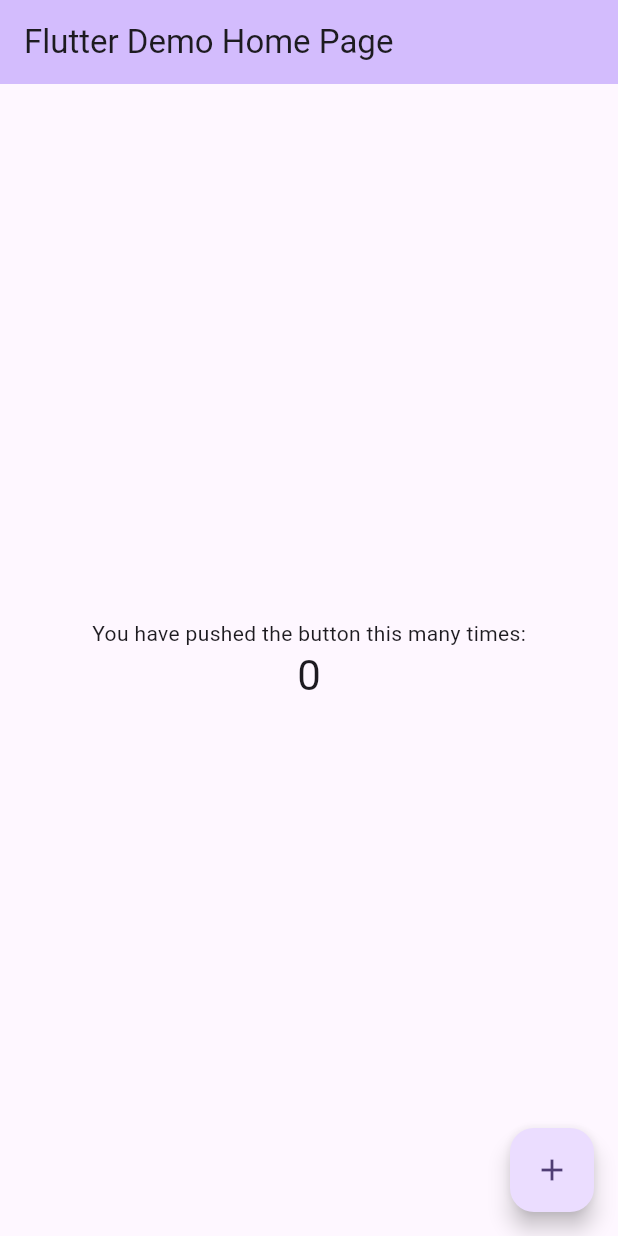
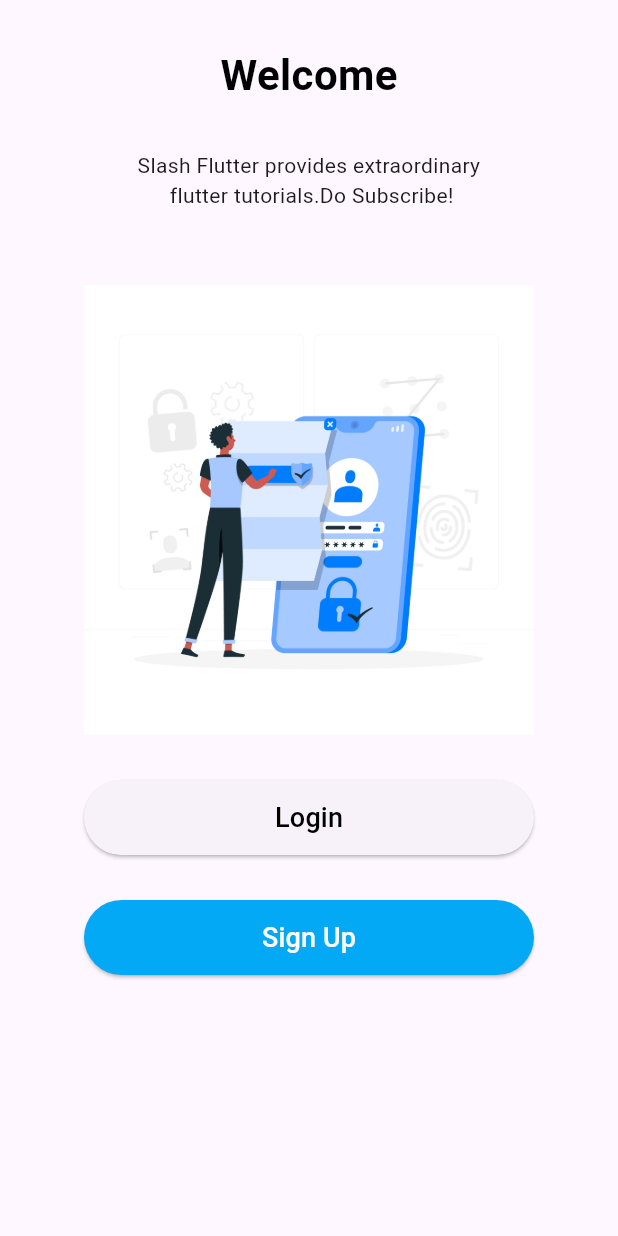
Before and after one commit to sinanrhmn/loginreg, a Flutter app: the screen it shows after launch, on a phone screen of 412 x 824 dp. Run offline on Flutter 3.47's test engine with Material 3 defaults, Android fonts, the phone set to English and light mode, and no system bars.

```diff
--- a/lib/main.dart
+++ b/lib/main.dart
@@ -1,125 +1,21 @@
 import 'package:flutter/material.dart';
+import 'package:untitled4/welcome.dart';
 
 void main() {
   runApp(const MyApp());
 }
+class MyApp extends StatefulWidget {
+  const MyApp({Key? key}) : super(key: key);
 
-class MyApp extends StatelessWidget {
-  const MyApp({super.key});
+  @override
+  State<MyApp> createState() => _MyAppState();
+}
 
-  // This widget is the root of your application.
+class _MyAppState extends State<MyApp> {
   @override
   Widget build(BuildContext context) {
     return MaterialApp(
-      title: 'Flutter Demo',
-      theme: ThemeData(
-        // This is the theme of your application.
-        //
-        // TRY THIS: Try running your application with "flutter run". You'll see
-        // the application has a purple toolbar. Then, without quitting the app,
-        // try changing the seedColor in the colorScheme below to Colors.green
-        // and then invoke "hot reload" (save your changes or press the "hot
-        // reload" button in a Flutter-supported IDE, or press "r" if you used
-        // the command line to start the app).
-        //
-        // Notice that the counter didn't reset back to zero; the application
-        // state is not lost during the reload. To reset the state, use hot
-        // restart instead.
-        //
-        // This works for code too, not just values: Most code changes can be
-        // tested with just a hot reload.
-        colorScheme: ColorScheme.fromSeed(seedColor: Colors.deepPurple),
-        useMaterial3: true,
-      ),
-      home: const MyHomePage(title: 'Flutter Demo Home Page'),
+      home: Welcome(),
     );
   }
 }
-
-class MyHomePage extends StatefulWidget {
-  const MyHomePage({super.key, required this.title});
-
-  // This widget is the home page of your application. It is stateful, meaning
-  // that it has a State object (defined below) that contains fields that affect
-  // how it looks.
-
-  // This class is the configuration for the state. It holds the values (in this
-  // case the title) provided by the parent (in this case the App widget) and
-  // used by the build method of the State. Fields in a Widget subclass are
-  // always marked "final".
-
-  final String title;
-
-  @override
-  State<MyHomePage> createState() => _MyHomePageState();
-}
-
-class _MyHomePageState extends State<MyHomePage> {
-  int _counter = 0;
-
-  void _incrementCounter() {
-    setState(() {
-      // This call to setState tells the Flutter framework that something has
-      // changed in this State, which causes it to rerun the build method below
-      // so that the display can reflect the updated values. If we changed
-      // _counter without calling setState(), then the build method would not be
-      // called again, and so nothing would appear to happen.
-      _counter++;
-    });
-  }
-
-  @override
-  Widget build(BuildContext context) {
-    // This method is rerun every time setState is called, for instance as done
-    // by the _incrementCounter method above.
-    //
-    // The Flutter framework has been optimized to make rerunning build methods
-    // fast, so that you can just rebuild anything that needs updating rather
-    // than having to individually change instances of widgets.
-    return Scaffold(
-      appBar: AppBar(
-        // TRY THIS: Try changing the color here to a specific color (to
-        // Colors.amber, perhaps?) and trigger a hot reload to see the AppBar
-        // change color while the other colors stay the same.
-        backgroundColor: Theme.of(context).colorScheme.inversePrimary,
-        // Here we take the value from the MyHomePage object that was created by
-        // the App.build method, and use it to set our appbar title.
-        title: Text(widget.title),
-      ),
-      body: Center(
-        // Center is a layout widget. It takes a single child and positions it
-        // in the middle of the parent.
-        child: Column(
-          // Column is also a layout widget. It takes a list of children and
-          // arranges them vertically. By default, it sizes itself to fit its
-          // children horizontally, and tries to be as tall as its parent.
-          //
-          // Column has various properties to control how it sizes itself and
-          // how it positions its children. Here we use mainAxisAlignment to
-          // center the children vertically; the main axis here is the vertical
-          // axis because Columns are vertical (the cross axis would be
-          // horizontal).
-          //
-          // TRY THIS: Invoke "debug painting" (choose the "Toggle Debug Paint"
-          // action in the IDE, or press "p" in the console), to see the
-          // wireframe for each widget.
-          mainAxisAlignment: MainAxisAlignment.center,
-          children: <Widget>[
-            const Text(
-              'You have pushed the button this many times:',
-            ),
-            Text(
-              '$_counter',
-              style: Theme.of(context).textTheme.headlineMedium,
-            ),
-          ],
-        ),
-      ),
-      floatingActionButton: FloatingActionButton(
-        onPressed: _incrementCounter,
-        tooltip: 'Increment',
-        child: const Icon(Icons.add),
-      ), // This trailing comma makes auto-formatting nicer for build methods.
-    );
-  }
-}
--- /dev/null
+++ b/lib/welcome.dart
@@ -0,0 +1,82 @@
+import 'package:flutter/material.dart';
+import 'package:untitled4/login.dart';
+import 'package:untitled4/signup.dart';
+
+class Welcome extends StatefulWidget {
+  const Welcome({Key? key}) : super(key: key);
+
+  @override
+  State<Welcome> createState() => _WelcomeState();
+}
+
+class _WelcomeState extends State<Welcome> {
+  @override
+  Widget build(BuildContext context) {
+    return Scaffold(
+      body: Center(
+        child: Column(
+          children: [
+            SizedBox(height: 30),
+            Text(
+              "Welcome",
+              style: TextStyle(
+                  color: Colors.black,
+                  fontWeight: FontWeight.bold,
+                  fontSize: 28),
+            ),
+            SizedBox(
+              height: 30,
+            ),
+            Text(
+              "Slash Flutter provides extraordinary\n flutter tutorials.Do Subscribe!",
+              textAlign: TextAlign.center,
+            ),
+            SizedBox(
+              height: 50,
+            ),
+            Container(
+                height: 300, width: 300, child: Image.asset('images/1.jpg')),
+            SizedBox(
+              height: 30,
+            ),
+            Container(
+                height: 50,
+                width: 300,
+                child: ElevatedButton(
+                    onPressed: () {
+                      Navigator.push(
+                          context,
+                          MaterialPageRoute(
+                            builder: (context) => Login(),
+                          ));
+                    },
+                    child: Text(
+                      'Login',
+                      style: TextStyle(color: Colors.black, fontSize: 18),
+                    ))),
+            SizedBox(
+              height: 30,
+            ),
+            Container(
+                height: 50,
+                width: 300,
+                child: ElevatedButton(
+                    style: ElevatedButton.styleFrom(
+                        backgroundColor: Colors.lightBlue),
+                    onPressed: () {
+                      Navigator.push(
+                          context,
+                          MaterialPageRoute(
+                            builder: (context) => Signup(),
+                          ));
+                    },
+                    child: Text(
+                      'Sign Up',
+                      style: TextStyle(color: Colors.white, fontSize: 18),
+                    ))),
+          ],
+        ),
+      ),
+    );
+  }
+}
--- a/pubspec.yaml
+++ b/pubspec.yaml
@@ -59,8 +59,8 @@ flutter:
   uses-material-design: true
 
   # To add assets to your application, add an assets section, like this:
-  # assets:
-  #   - images/a_dot_burr.jpeg
+  assets:
+     - images/
   #   - images/a_dot_ham.jpeg
 
   # An image asset can refer to one or more resolution-specific "variants", see
```
Also changed, not shown: lib/login.dart (added, +107 -0 lines), lib/signup.dart (added, +128 -0 lines), images/1.jpg (added), images/2.jpg (added).
